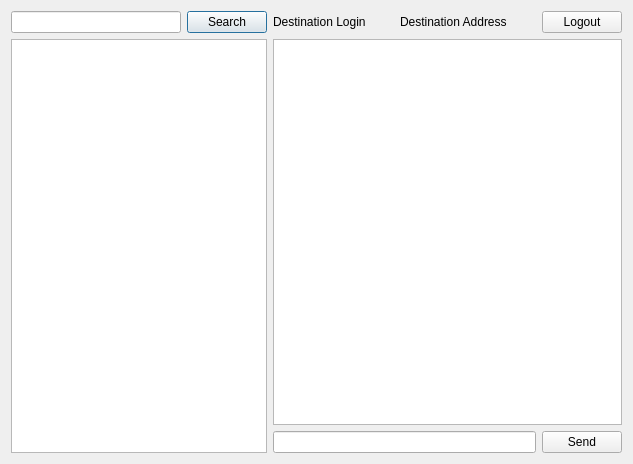
Qt form lib/src/chatpage.ui (c5xheavy/p2p_messenger) before a commit.
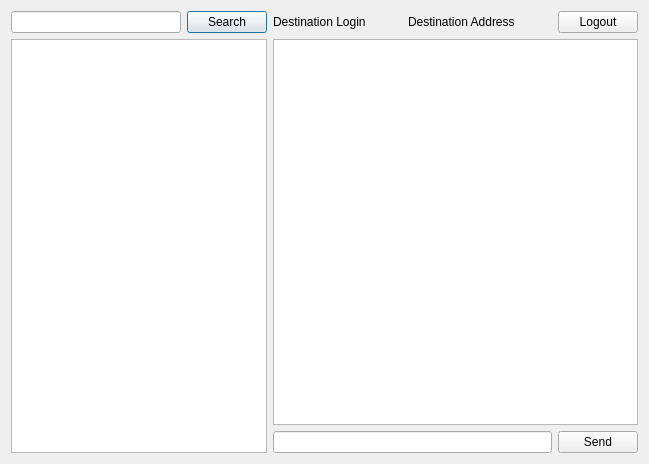
The same form after that commit.

Commit message: change contactsListView to contactsListWidget

Patch:
```diff
--- a/lib/src/chatpage.ui
+++ b/lib/src/chatpage.ui
@@ -6,7 +6,7 @@
    <rect>
     <x>0</x>
     <y>0</y>
-    <width>633</width>
+    <width>649</width>
     <height>464</height>
    </rect>
   </property>
```
Left out of the diff: 2 changed lines with no effect on the pictures.
